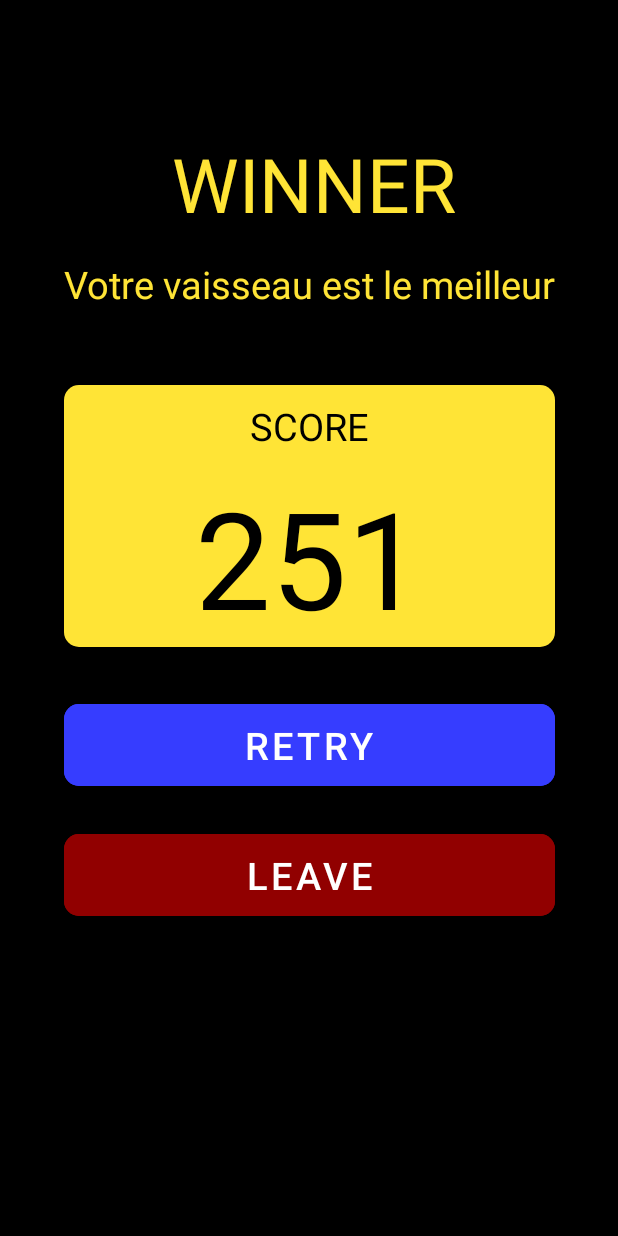
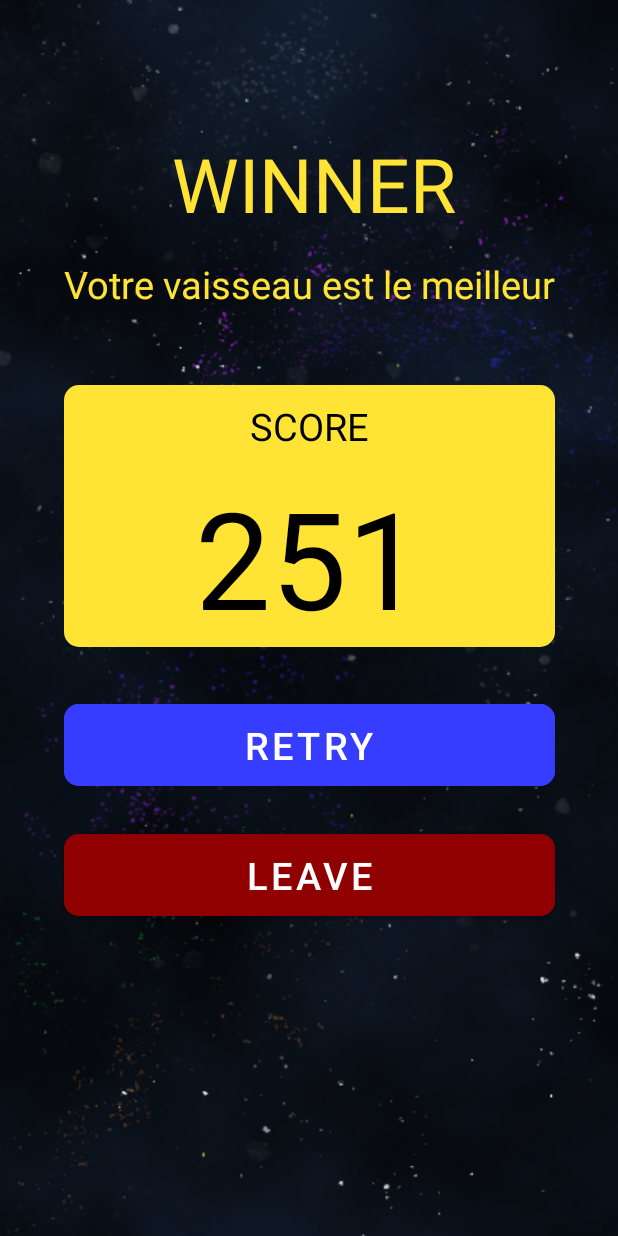
Before and after one commit to Carlitos73490/SpaceDim, an Android app: the Win screen opened directly, with no data from a screen before it, on a phone screen of 412 x 824 dp. Run offline under Robolectric (Android 15) with nearby library versions, the phone set to English and light mode, and no system bars.

Commit message:
background

```diff
--- a/app/src/main/res/layout/activity_win.xml
+++ b/app/src/main/res/layout/activity_win.xml
@@ -4,7 +4,7 @@
     xmlns:tools="http://schemas.android.com/tools"
     android:layout_width="match_parent"
     android:layout_height="match_parent"
-    android:background="@color/black"
+    android:background="@drawable/fondgalaxy"
     tools:context=".Win">
 
     <TextView
```
